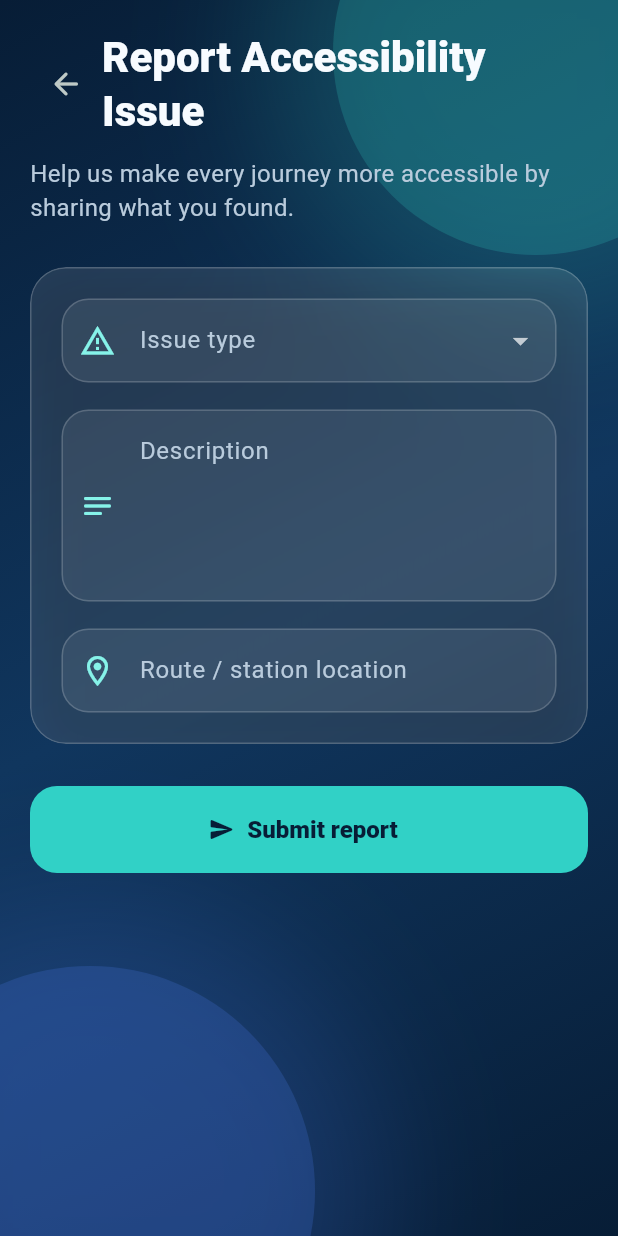
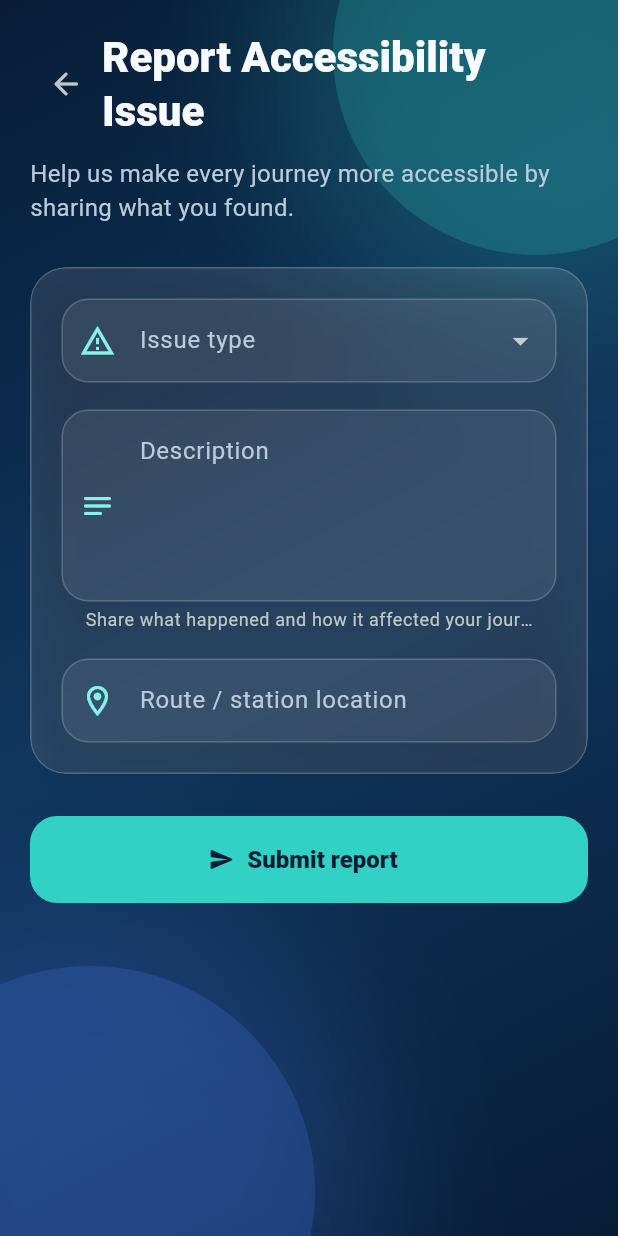
Before and after one commit to Adeesha-Sandaruwan/EqualRide, a Flutter app: the AccessibilityReportPage screen opened directly, on a phone screen of 412 x 824 dp. Run offline on Flutter 3.47's test engine with Material 3 defaults, Android fonts, the phone set to English and light mode, and no system bars; our stand-ins replace cloud_firestore, firebase_auth, firebase_core; accounts and stored records are empty.

Commit message:
feat: enhance accessibility report guidance with detailed descriptions and hints

```diff
--- a/lib/screens/accessibility_report_page.dart
+++ b/lib/screens/accessibility_report_page.dart
@@ -31,6 +31,49 @@ class _AccessibilityReportPageState extends State<AccessibilityReportPage> {
     'Accessibility information incorrect',
     'Other',
   ];
+
+  static const issueGuidance = {
+    'Wheelchair access': (
+      descriptionHint: 'Describe the access available and any barriers.',
+      descriptionHelp: 'Mention ramps, door width, or step-free access.',
+      locationHint: 'For example, the station entrance or platform',
+    ),
+    'Ramp unavailable': (
+      descriptionHint: 'Describe when and where the ramp was unavailable.',
+      descriptionHelp: 'Include the route or vehicle and what happened.',
+      locationHint: 'For example, Bus 138 at Central Station',
+    ),
+    'Lift unavailable': (
+      descriptionHint: 'Describe which lift was unavailable.',
+      descriptionHelp:
+          'Include the station, platform, and any alternative route.',
+      locationHint: 'For example, Central Station platform 2',
+    ),
+    'Step-free access issue': (
+      descriptionHint: 'Describe where the step-free route was blocked.',
+      descriptionHelp: 'Mention steps, slopes, or barriers along the route.',
+      locationHint: 'For example, the entrance to platform 2',
+    ),
+    'Crowding': (
+      descriptionHint: 'Describe how crowding affected access or boarding.',
+      descriptionHelp: 'Include the time and how it affected your journey.',
+      locationHint: 'For example, the 8 AM bus stop on Main Street',
+    ),
+    'Accessibility information incorrect': (
+      descriptionHint: 'Explain what information is inaccurate.',
+      descriptionHelp: 'Compare the information with what you found on site.',
+      locationHint: 'For example, the station or route shown in the app',
+    ),
+    'Other': (
+      descriptionHint: 'Describe the accessibility issue you encountered.',
+      descriptionHelp: 'Share what happened and how it affected your journey.',
+      locationHint: 'For example, a route, stop, or station',
+    ),
+  };
+
+  ({String descriptionHint, String descriptionHelp, String locationHint})
+  get selectedIssueGuidance =>
+      issueGuidance[issueType] ?? issueGuidance['Other']!;
 
   @override
   void dispose() {
@@ -75,9 +118,9 @@ class _AccessibilityReportPageState extends State<AccessibilityReportPage> {
       );
     } on AccessibilityReportException catch (error) {
       if (!mounted) return;
-      ScaffoldMessenger.of(context).showSnackBar(
-        SnackBar(content: Text(error.message)),
-      );
+      ScaffoldMessenger.of(
+        context,
+      ).showSnackBar(SnackBar(content: Text(error.message)));
     } catch (_) {
       if (!mounted) return;
       ScaffoldMessenger.of(context).showSnackBar(
@@ -121,10 +164,7 @@ class _AccessibilityReportPageState extends State<AccessibilityReportPage> {
                 const SizedBox(height: 12),
                 const Text(
                   'Help us make every journey more accessible by sharing what you found.',
-                  style: TextStyle(
-                    color: AppTheme.textSecondary,
-                    fontSize: 16,
-                  ),
+                  style: TextStyle(color: AppTheme.textSecondary, fontSize: 16),
                 ),
                 const SizedBox(height: 28),
                 GlassPanel(
@@ -152,8 +192,7 @@ class _AccessibilityReportPageState extends State<AccessibilityReportPage> {
                         onChanged: (value) {
                           setState(() => issueType = value);
                         },
-                        validator: (value) =>
-                            value == null || value.isEmpty
+                        validator: (value) => value == null || value.isEmpty
                             ? 'Please select an issue type.'
                             : null,
                       ),
@@ -165,11 +204,14 @@ class _AccessibilityReportPageState extends State<AccessibilityReportPage> {
                         minLines: 4,
                         maxLines: 7,
                         textCapitalization: TextCapitalization.sentences,
-                        decoration: const InputDecoration(
+                        decoration:
+                            const InputDecoration(
                               labelText: 'Description',
-                          hintText: 'Tell us what happened',
                               alignLabelWithHint: true,
                               prefixIcon: Icon(Icons.notes_rounded),
+                            ).copyWith(
+                              hintText: selectedIssueGuidance.descriptionHint,
+                              helperText: selectedIssueGuidance.descriptionHelp,
                             ),
                         validator: (value) {
                           final description = value?.trim() ?? '';
@@ -188,12 +230,15 @@ class _AccessibilityReportPageState extends State<AccessibilityReportPage> {
                         keyboardType: TextInputType.text,
                         textInputAction: TextInputAction.done,
                         textCapitalization: TextCapitalization.words,
-                        decoration: const InputDecoration(
+                        decoration:
+                            const InputDecoration(
                               labelText: 'Route / station location',
-                          hintText: 'For example, Central Station platform 2',
                               prefixIcon: Icon(Icons.location_on_outlined),
+                            ).copyWith(
+                              hintText: selectedIssueGuidance.locationHint,
                             ),
-                        validator: (value) => value == null || value.trim().isEmpty
+                        validator: (value) =>
+                            value == null || value.trim().isEmpty
                             ? 'Please enter the route or station location.'
                             : null,
                       ),
@@ -213,7 +258,9 @@ class _AccessibilityReportPageState extends State<AccessibilityReportPage> {
                           ),
                         )
                       : const Icon(Icons.send_rounded),
-                  label: Text(isSubmitting ? 'Checking report...' : 'Submit report'),
+                  label: Text(
+                    isSubmitting ? 'Checking report...' : 'Submit report',
+                  ),
                 ),
               ],
             ),
```
Lines whose indentation alone changed are shown as unchanged.
